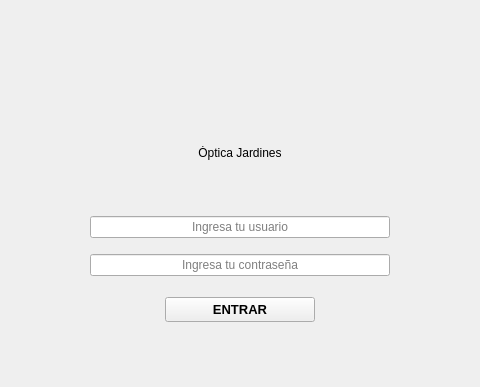
This is LOGIN.ui in Matapuercos666/OPTICA as Qt 5 draws it before an edit; both pictures show x 160 to 640 and y 0 to 387 of the 800 by 600 pixel window. The edited form follows.
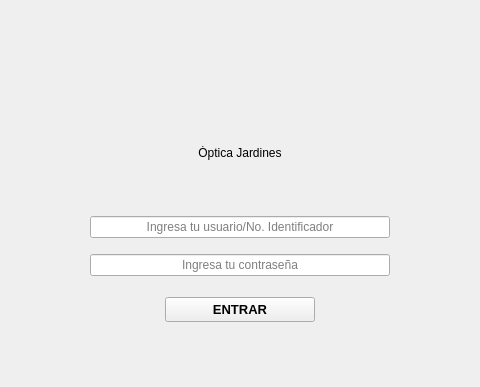
This is the edited form. Icons and pictures are not drawn.

The edit to the form file:
```diff
--- a/LOGIN.ui
+++ b/LOGIN.ui
@@ -218,7 +218,7 @@
              <set>Qt::AlignmentFlag::AlignCenter</set>
             </property>
             <property name="placeholderText">
-             <string notr="true" extracomment="usuario">Ingresa tu usuario</string>
+             <string notr="true" extracomment="usuario">Ingresa tu usuario/No. Identificador</string>
             </property>
            </widget>
           </item>
```
